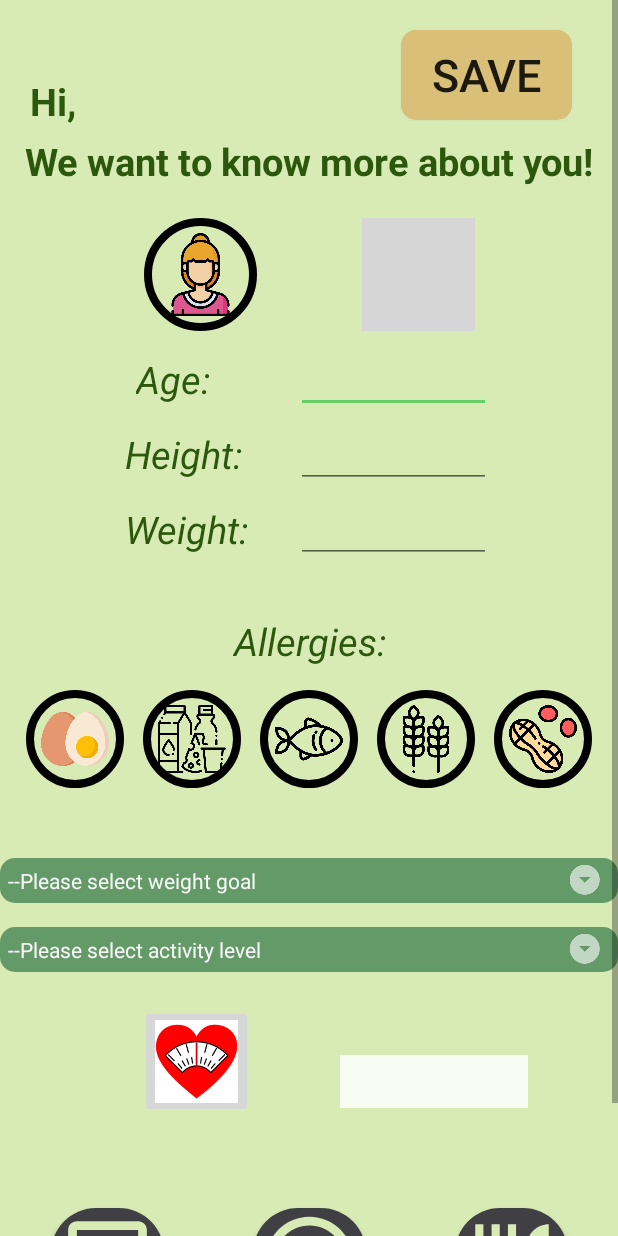
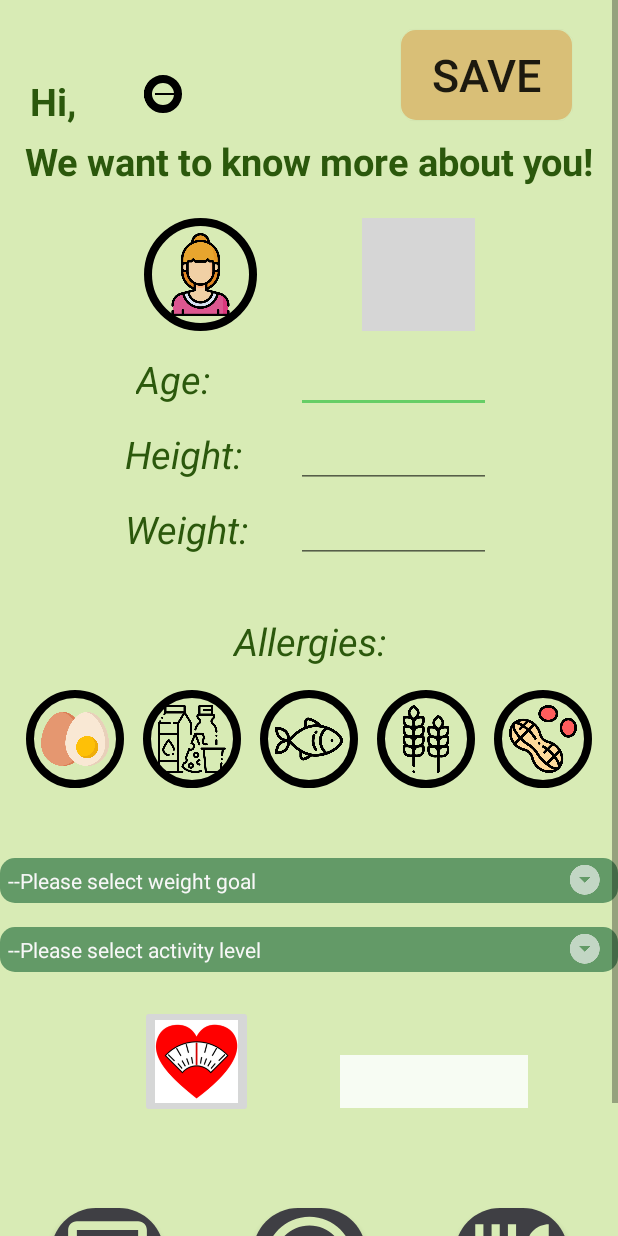
Before and after one commit to kassimii/Self_made, an Android app: the EditProfile screen opened directly, with no data from a screen before it, on a phone screen of 412 x 824 dp. Run offline under Robolectric (Android 15) with nearby library versions, the phone set to English and light mode, and no system bars; our stand-ins replace Firebase (no records; nobody signed in at launch, a user with empty details on screens opened directly); 2 statements that could not run were skipped; grey boxes are pictures that could not be loaded.

Commit message:
added logout

```diff
--- a/app/src/main/java/com/example/self_made/EditProfile.java
+++ b/app/src/main/java/com/example/self_made/EditProfile.java
@@ -73,6 +73,16 @@ public class EditProfile extends AppCompatActivity {
             setActivityList();
             setGoalList();
             onSaveProfileButtonClick();
+
+            logOutButton = (Button) findViewById(R.id.logout_button);
+            logOutButton.setOnClickListener(
+                    new View.OnClickListener() {
+                        @Override
+                        public void onClick(View v) {
+                            FirebaseAuth.getInstance().signOut();
+                            startActivity(new Intent(EditProfile.this, MainActivity.class));
+                        }
+                    });
         }
     }
 
--- a/app/src/main/res/layout/activity_edit_profile.xml
+++ b/app/src/main/res/layout/activity_edit_profile.xml
@@ -21,6 +21,22 @@
         android:textColor="@color/colorPrimaryDark"
         android:textSize="25sp"
         android:textStyle="bold"
+        app:layout_constraintStart_toStartOf="parent"
+        app:layout_constraintTop_toTopOf="parent" />
+
+    <ImageButton
+        android:id="@+id/logout_button"
+        android:layout_width="25dp"
+        android:layout_height="25dp"
+        android:layout_marginStart="96dp"
+        android:layout_marginLeft="96dp"
+        android:layout_marginTop="50dp"
+        android:layout_weight="1"
+        android:adjustViewBounds="true"
+        android:background="@drawable/round_button"
+        android:padding="0dp"
+        android:scaleType="fitCenter"
+        android:src="@drawable/logout"
         app:layout_constraintStart_toStartOf="parent"
         app:layout_constraintTop_toTopOf="parent" />
 
```
Also changed, not shown: app/src/main/res/drawable/logout.png (added).
